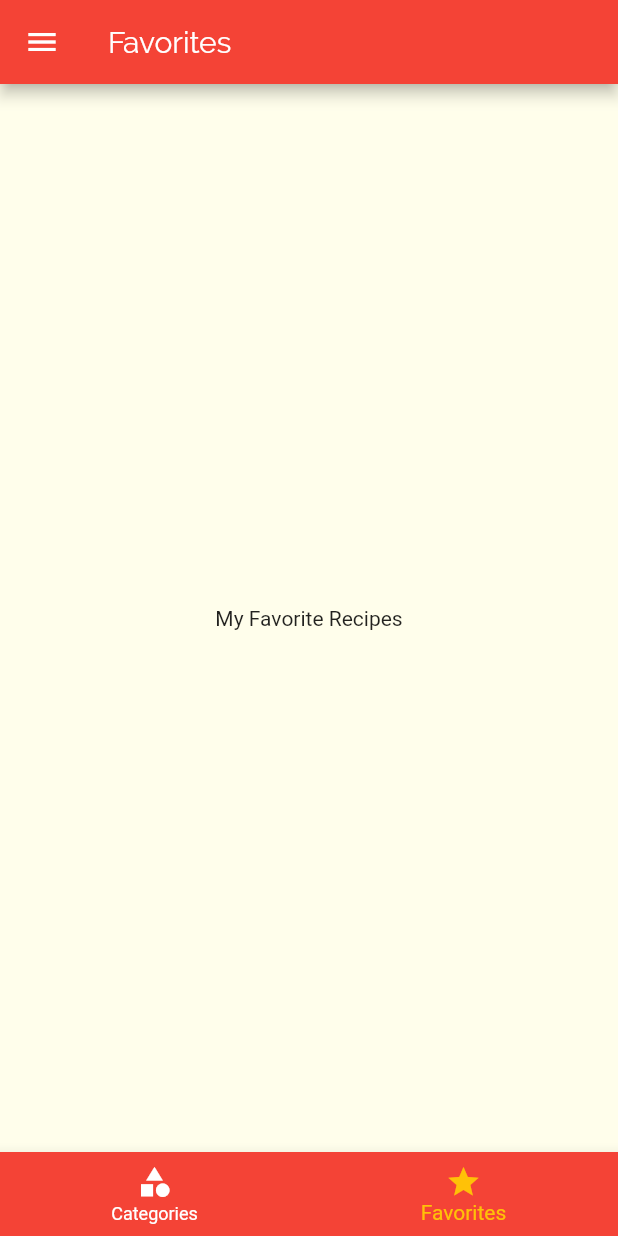
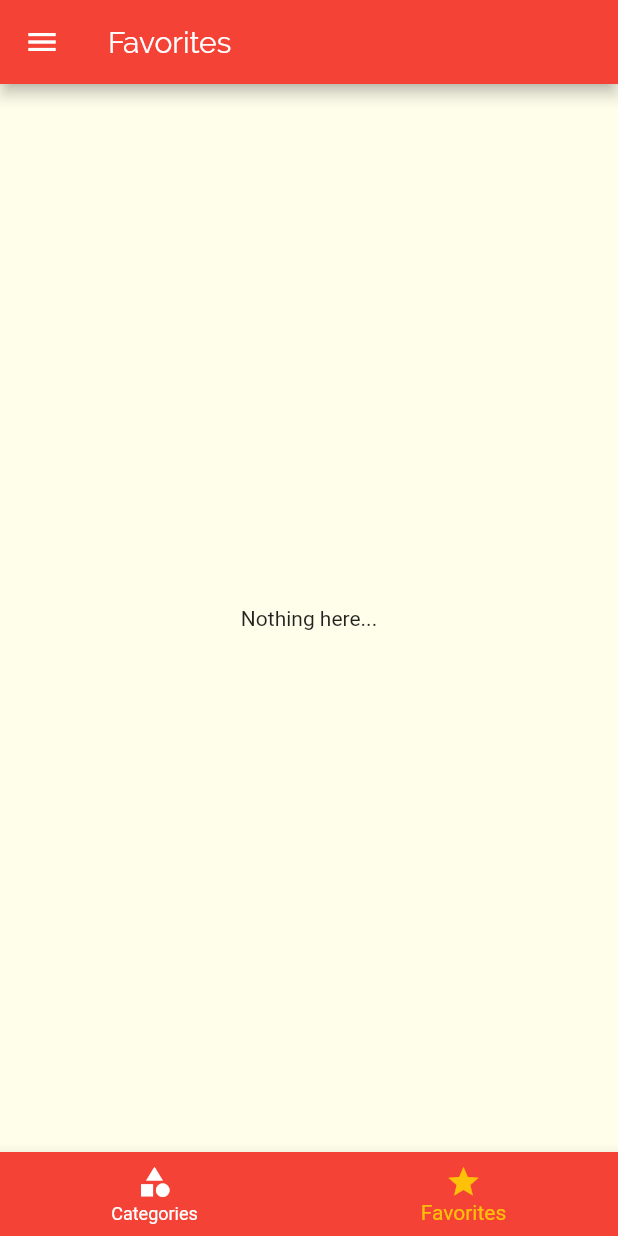
Before and after one commit to dominickbrasileiro/flutter_recipes, a Flutter app: the screen it shows after launch, item 2 of the bottom bar chosen, on a phone screen of 412 x 824 dp. Run offline on Flutter 3.47's test engine with Material 2 defaults, Android fonts, the phone set to English and light mode, and no system bars.

Commit message:
add favorites

```diff
--- a/lib/main.dart
+++ b/lib/main.dart
@@ -21,6 +21,7 @@ class MyApp extends StatefulWidget {
 class _MyAppState extends State<MyApp> {
   Settings settings = Settings();
   List<Recipe> _availableRecipes = DUMMY_RECIPES;
+  List<Recipe> _favoriteRecipes = [];
 
   void _filterRecipes(Settings settings) {
     this.settings = settings;
@@ -37,6 +38,18 @@ class _MyAppState extends State<MyApp> {
             !filterVegetarian;
       }).toList();
     });
+  }
+
+  void _toggleRecipeFavorite(Recipe recipe) {
+    setState(() {
+      _favoriteRecipes.contains(recipe)
+          ? _favoriteRecipes.remove(recipe)
+          : _favoriteRecipes.add(recipe);
+    });
+  }
+
+  bool _isRecipeFavorite(Recipe recipe) {
+    return _favoriteRecipes.contains(recipe);
   }
 
   @override
@@ -56,11 +69,14 @@ class _MyAppState extends State<MyApp> {
             ),
       ),
       routes: {
-        AppRoutes.HOME: (ctx) => TabsScreen(),
+        AppRoutes.HOME: (ctx) => TabsScreen(favoriteRecipes: _favoriteRecipes),
         AppRoutes.CATEGORY_RECIPES: (ctx) => CategoryRecipesScreen(
               recipes: _availableRecipes,
             ),
-        AppRoutes.RECIPE_DETAILS: (ctx) => RecipeDetailsScreen(),
+        AppRoutes.RECIPE_DETAILS: (ctx) => RecipeDetailsScreen(
+              onToggleFavorite: _toggleRecipeFavorite,
+              isFavorite: _isRecipeFavorite,
+            ),
         AppRoutes.SETTINGS: (ctx) => SettingsScreen(
               settings: settings,
               onSettingsChanged: _filterRecipes,
--- a/lib/screens/favorites_screen.dart
+++ b/lib/screens/favorites_screen.dart
@@ -1,10 +1,31 @@
 import 'package:flutter/material.dart';
+import 'package:flutter_recipes/components/recipe_item.dart';
+
+import '../models/recipe.dart';
 
 class FavoritesScreen extends StatelessWidget {
+  final List<Recipe> favoriteRecipes;
+
+  const FavoritesScreen({
+    Key key,
+    @required this.favoriteRecipes,
+  }) : super(key: key);
+
   @override
   Widget build(BuildContext context) {
-    return Center(
-      child: Text('My Favorite Recipes'),
-    );
+    if (favoriteRecipes.isEmpty) {
+      return Center(
+        child: Text('Nothing here...'),
+      );
+    } else {
+      return ListView.builder(
+        itemCount: favoriteRecipes.length,
+        itemBuilder: (ctx, index) {
+          return RecipeItem(
+            recipe: favoriteRecipes[index],
+          );
+        },
+      );
+    }
   }
 }
--- a/lib/screens/tabs_screen.dart
+++ b/lib/screens/tabs_screen.dart
@@ -1,10 +1,18 @@
 import 'package:flutter/material.dart';
 
 import '../components/main_drawer.dart';
+import '../models/recipe.dart';
 import 'categories_screen.dart';
 import 'favorites_screen.dart';
 
 class TabsScreen extends StatefulWidget {
+  final List<Recipe> favoriteRecipes;
+
+  const TabsScreen({
+    Key key,
+    @required this.favoriteRecipes,
+  }) : super(key: key);
+
   @override
   _TabsScreenState createState() => _TabsScreenState();
 }
@@ -12,16 +20,24 @@ class TabsScreen extends StatefulWidget {
 class _TabsScreenState extends State<TabsScreen> {
   int _selectedScreenIndex = 0;
 
-  final List<Map<String, Object>> _screens = [
+  List<Map<String, Object>> _screens;
+
+  @override
+  void initState() {
+    super.initState();
+    _screens = [
       {
         'title': 'Let\'s Cook?',
         'screen': CategoriesScreen(),
       },
       {
         'title': 'Favorites',
-      'screen': FavoritesScreen(),
+        'screen': FavoritesScreen(
+          favoriteRecipes: widget.favoriteRecipes,
+        ),
       },
     ];
+  }
 
   _selectScreen(int index) {
     setState(() {
```
Also changed, not shown: lib/screens/recipe_details_screen.dart (+15 -0 lines). Lines whose indentation alone changed are shown as unchanged.
